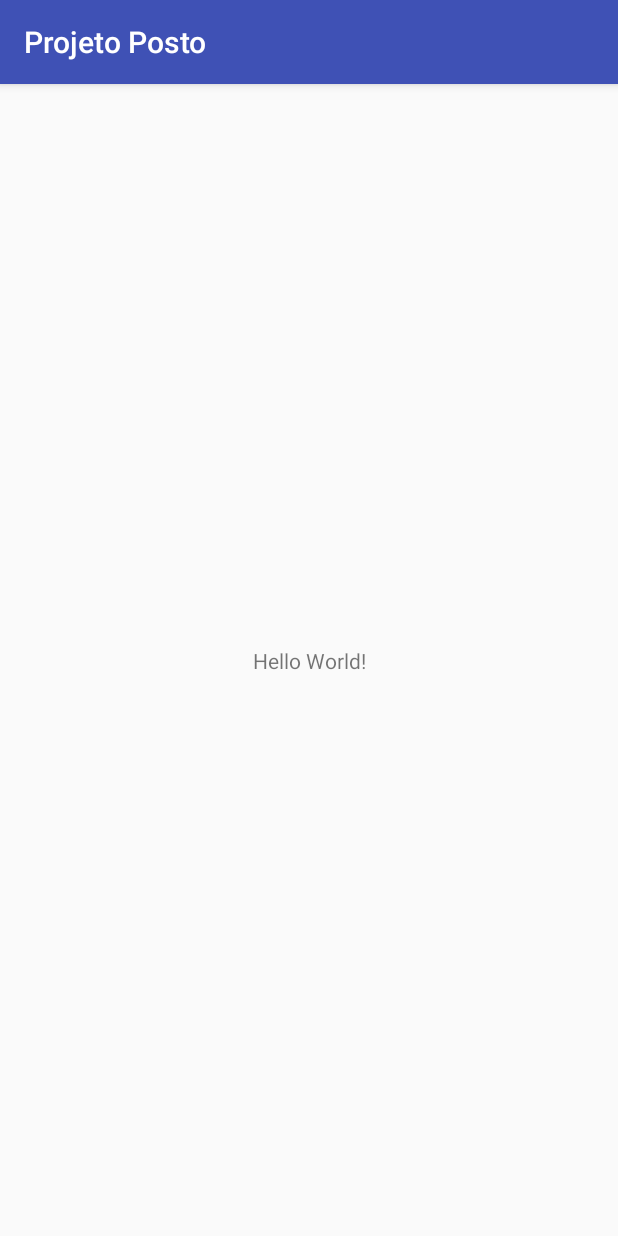
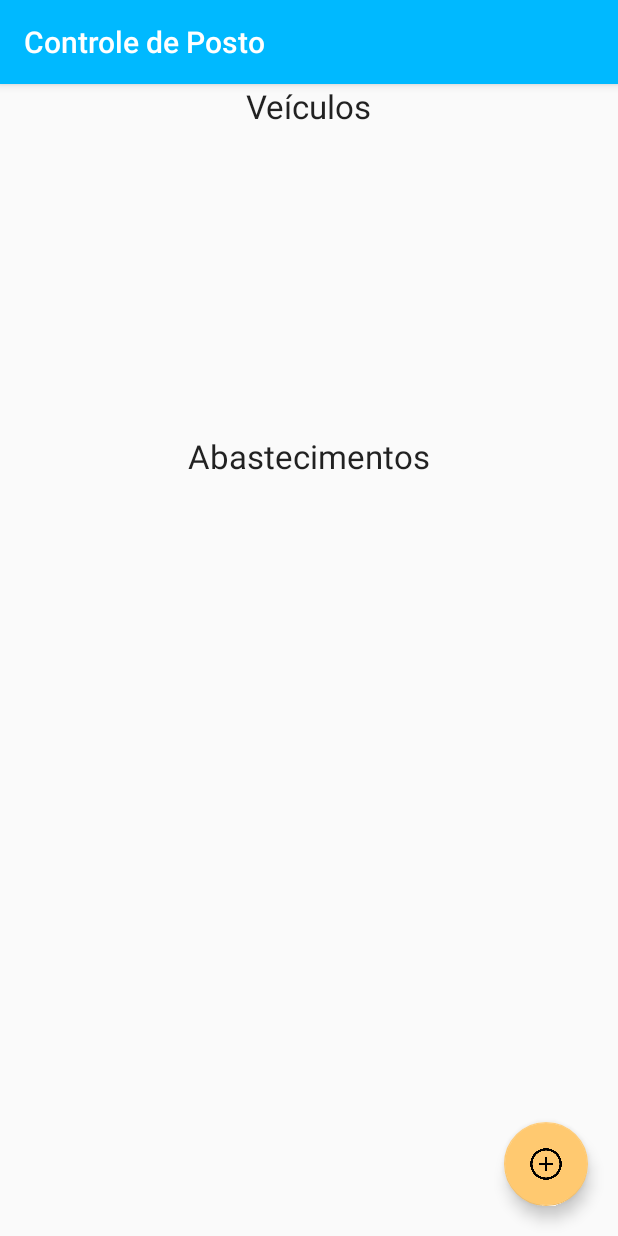
Before and after one commit to dritoferro/Capstone_Project, an Android app: the screen it shows after launch (MainActivity), on a phone screen of 412 x 824 dp. Run offline under Robolectric (Android 15) with nearby library versions, the phone set to English and light mode, and no system bars.

Commit message:
Tarefa 2
Criação da UI da Main Activity e suas fragments.

```diff
--- a/Stage2/ProjetoPosto/app/src/main/AndroidManifest.xml
+++ b/Stage2/ProjetoPosto/app/src/main/AndroidManifest.xml
@@ -9,7 +9,7 @@
         android:roundIcon="@mipmap/ic_launcher_round"
         android:supportsRtl="true"
         android:theme="@style/AppTheme">
-        <activity android:name=".MainActivity">
+        <activity android:name=".view.MainActivity">
             <intent-filter>
                 <action android:name="android.intent.action.MAIN" />
 
--- /dev/null
+++ b/Stage2/ProjetoPosto/app/src/main/java/tagliaferro/adriano/projetoposto/view/FragmentListAbastecimentos.java
@@ -0,0 +1,41 @@
+package tagliaferro.adriano.projetoposto.view;
+
+import android.os.Bundle;
+import android.support.annotation.Nullable;
+import android.support.v4.app.Fragment;
+import android.support.v7.widget.LinearLayoutManager;
+import android.support.v7.widget.RecyclerView;
+import android.view.LayoutInflater;
+import android.view.View;
+import android.view.ViewGroup;
+
+import tagliaferro.adriano.projetoposto.R;
+
+/**
+ * Created by Adriano2 on 13/07/2017.
+ */
+
+public class FragmentListAbastecimentos extends Fragment {
+
+    //Criação dos atributos para lidar com a RecyclerView
+    private RecyclerView mRecyclerView;
+    private RecyclerView.LayoutManager mLayoutManager;
+
+    @Nullable
+    @Override
+    public View onCreateView(LayoutInflater inflater, @Nullable ViewGroup container, @Nullable Bundle savedInstanceState) {
+        View view = inflater.inflate(R.layout.fragment_list_abastecimentos, container, false);
+
+        mRecyclerView = (RecyclerView) view.findViewById(R.id.recycler_list_abastecimentos);
+
+        return view;
+    }
+
+    @Override
+    public void onViewCreated(View view, @Nullable Bundle savedInstanceState) {
+        super.onViewCreated(view, savedInstanceState);
+
+        mLayoutManager = new LinearLayoutManager(getActivity(), LinearLayoutManager.VERTICAL, false);
+        mRecyclerView.setLayoutManager(mLayoutManager);
+    }
+}
--- /dev/null
+++ b/Stage2/ProjetoPosto/app/src/main/java/tagliaferro/adriano/projetoposto/view/FragmentListVeiculos.java
@@ -0,0 +1,41 @@
+package tagliaferro.adriano.projetoposto.view;
+
+import android.os.Bundle;
+import android.support.annotation.Nullable;
+import android.support.v4.app.Fragment;
+import android.support.v7.widget.LinearLayoutManager;
+import android.support.v7.widget.RecyclerView;
+import android.view.LayoutInflater;
+import android.view.View;
+import android.view.ViewGroup;
+
+import tagliaferro.adriano.projetoposto.R;
+
+/**
+ * Created by Adriano2 on 13/07/2017.
+ */
+
+public class FragmentListVeiculos extends Fragment {
+
+    //Criação dos atributos para lidar com a recyclerView
+    private RecyclerView mRecyclerView;
+    private RecyclerView.LayoutManager mLayoutManager;
+
+    @Nullable
+    @Override
+    public View onCreateView(LayoutInflater inflater, @Nullable ViewGroup container, @Nullable Bundle savedInstanceState) {
+        View view = inflater.inflate(R.layout.fragment_list_veiculos, container, false);
+
+        mRecyclerView = (RecyclerView) view.findViewById(R.id.recycler_list_veiculos);
+
+        return view;
+    }
+
+    @Override
+    public void onViewCreated(View view, @Nullable Bundle savedInstanceState) {
+        super.onViewCreated(view, savedInstanceState);
+
+        mLayoutManager = new LinearLayoutManager(getActivity(), LinearLayoutManager.HORIZONTAL, false);
+        mRecyclerView.setLayoutManager(mLayoutManager);
+    }
+}
--- /dev/null
+++ b/Stage2/ProjetoPosto/app/src/main/java/tagliaferro/adriano/projetoposto/view/MainActivity.java
@@ -0,0 +1,33 @@
+package tagliaferro.adriano.projetoposto.view;
+
+import android.support.v4.app.FragmentManager;
+import android.support.v7.app.AppCompatActivity;
+import android.os.Bundle;
+import android.widget.FrameLayout;
+
+import tagliaferro.adriano.projetoposto.R;
+
+public class MainActivity extends AppCompatActivity {
+
+    //Criação dos atributos de Fragment e outros necessários para exibição da Activity
+    private FragmentListVeiculos mFragmentListVeiculos;
+    private FragmentListAbastecimentos mFragmentListAbastecimentos;
+    private FragmentManager mFragmentManager;
+
+
+    @Override
+    protected void onCreate(Bundle savedInstanceState) {
+        super.onCreate(savedInstanceState);
+        setContentView(R.layout.activity_main);
+
+        mFragmentListVeiculos = new FragmentListVeiculos();
+        mFragmentListAbastecimentos = new FragmentListAbastecimentos();
+
+        mFragmentManager = getSupportFragmentManager();
+        mFragmentManager.beginTransaction()
+                .add(R.id.frameListVeiculos, mFragmentListVeiculos, getString(R.string.tagFrameVeiculos))
+                .add(R.id.frameListAbastecimentos, mFragmentListAbastecimentos, getString(R.string.tagFrameAbastecimentos))
+                .commit();
+
+    }
+}
--- a/Stage2/ProjetoPosto/app/src/main/res/layout/activity_main.xml
+++ b/Stage2/ProjetoPosto/app/src/main/res/layout/activity_main.xml
@@ -1,18 +1,47 @@
 <?xml version="1.0" encoding="utf-8"?>
-<android.support.constraint.ConstraintLayout xmlns:android="http://schemas.android.com/apk/res/android"
-    xmlns:app="http://schemas.android.com/apk/res-auto"
+<LinearLayout xmlns:android="http://schemas.android.com/apk/res/android"
     xmlns:tools="http://schemas.android.com/tools"
     android:layout_width="match_parent"
     android:layout_height="match_parent"
-    tools:context="tagliaferro.adriano.projetoposto.MainActivity">
+    xmlns:app="http://schemas.android.com/apk/res-auto"
+    android:orientation="vertical"
+    tools:context="tagliaferro.adriano.projetoposto.view.MainActivity">
 
     <TextView
         android:layout_width="wrap_content"
         android:layout_height="wrap_content"
-        android:text="Hello World!"
-        app:layout_constraintBottom_toBottomOf="parent"
-        app:layout_constraintLeft_toLeftOf="parent"
-        app:layout_constraintRight_toRightOf="parent"
-        app:layout_constraintTop_toTopOf="parent" />
+        android:text="@string/veiculos"
+        style="@style/MediumText"/>
 
-</android.support.constraint.ConstraintLayout>
+    <FrameLayout
+        android:id="@+id/frameListVeiculos"
+        android:layout_width="match_parent"
+        android:layout_height="@dimen/zero_dp"
+        android:layout_weight="1">
+
+    </FrameLayout>
+
+    <TextView
+        android:layout_width="wrap_content"
+        android:layout_height="wrap_content"
+        android:text="@string/abastecimentos"
+        style="@style/MediumText"/>
+
+    <FrameLayout
+        android:id="@+id/frameListAbastecimentos"
+        android:layout_width="match_parent"
+        android:layout_height="@dimen/zero_dp"
+        android:layout_weight="2">
+
+    </FrameLayout>
+
+    <android.support.design.widget.FloatingActionButton
+        android:id="@+id/fab_add_abastecimento"
+        android:layout_width="wrap_content"
+        android:layout_height="wrap_content"
+        app:fabSize="auto"
+        android:layout_gravity="end"
+        android:layout_margin="20dp"
+        android:src="@drawable/ic_add"/>
+
+</LinearLayout>
--- /dev/null
+++ b/Stage2/ProjetoPosto/app/src/main/res/layout/fragment_list_abastecimentos.xml
@@ -0,0 +1,11 @@
+<?xml version="1.0" encoding="utf-8"?>
+<LinearLayout xmlns:android="http://schemas.android.com/apk/res/android"
+    android:orientation="vertical" android:layout_width="match_parent"
+    android:layout_height="match_parent">
+
+    <android.support.v7.widget.RecyclerView
+        android:id="@+id/recycler_list_abastecimentos"
+        android:layout_width="match_parent"
+        android:layout_height="match_parent" />
+
+</LinearLayout>
--- /dev/null
+++ b/Stage2/ProjetoPosto/app/src/main/res/layout/fragment_list_veiculos.xml
@@ -0,0 +1,11 @@
+<?xml version="1.0" encoding="utf-8"?>
+<LinearLayout xmlns:android="http://schemas.android.com/apk/res/android"
+    android:orientation="vertical" android:layout_width="match_parent"
+    android:layout_height="match_parent">
+
+    <android.support.v7.widget.RecyclerView
+        android:id="@+id/recycler_list_veiculos"
+        android:layout_width="match_parent"
+        android:layout_height="match_parent" />
+
+</LinearLayout>
--- a/Stage2/ProjetoPosto/app/src/main/res/values/colors.xml
+++ b/Stage2/ProjetoPosto/app/src/main/res/values/colors.xml
@@ -1,6 +1,6 @@
 <?xml version="1.0" encoding="utf-8"?>
 <resources>
-    <color name="colorPrimary">#3F51B5</color>
-    <color name="colorPrimaryDark">#303F9F</color>
-    <color name="colorAccent">#FF4081</color>
+    <color name="colorPrimary">#00B9FF</color>
+    <color name="colorPrimaryDark">#00787F</color>
+    <color name="colorAccent">#FFC970</color>
 </resources>
--- a/Stage2/ProjetoPosto/app/src/main/res/values/strings.xml
+++ b/Stage2/ProjetoPosto/app/src/main/res/values/strings.xml
@@ -1,3 +1,9 @@
 <resources>
-    <string name="app_name">Projeto Posto</string>
+    <string name="app_name">Controle de Posto</string>
+    <string name="tagFrameVeiculos">Frame_Veiculos</string>
+    <string name="tagFrameAbastecimentos">Frame_Abastecimentos</string>
+    <string name="veiculos">Veículos</string>
+    <string name="abastecimentos">Abastecimentos</string>
+    <string name="km_rodada">KM Rodada:</string>
+    <string name="km_atual">KM Atual:</string>
 </resources>
--- a/Stage2/ProjetoPosto/app/src/main/res/values/styles.xml
+++ b/Stage2/ProjetoPosto/app/src/main/res/values/styles.xml
@@ -8,4 +8,11 @@
         <item name="colorAccent">@color/colorAccent</item>
     </style>
 
+    <style name="MediumText" parent="Base.TextAppearance.AppCompat.Large">
+
+        <item name="textColor">@colorAccent</item>
+        <item name="android:layout_gravity">center</item>
+
+    </style>
+
 </resources>
```
Also changed, not shown: Stage2/ProjetoPosto/app/src/main/java/tagliaferro/adriano/projetoposto/MainActivity.java (deleted, +0 -13 lines), Stage2/ProjetoPosto/app/src/main/res/layout/list_item_abastecimento.xml (added, +67 -0 lines), Stage2/ProjetoPosto/app/src/main/res/values/dimens.xml (added, +8 -0 lines), Stage2/ProjetoPosto/app/src/main/res/drawable/ic_add.png (added).
